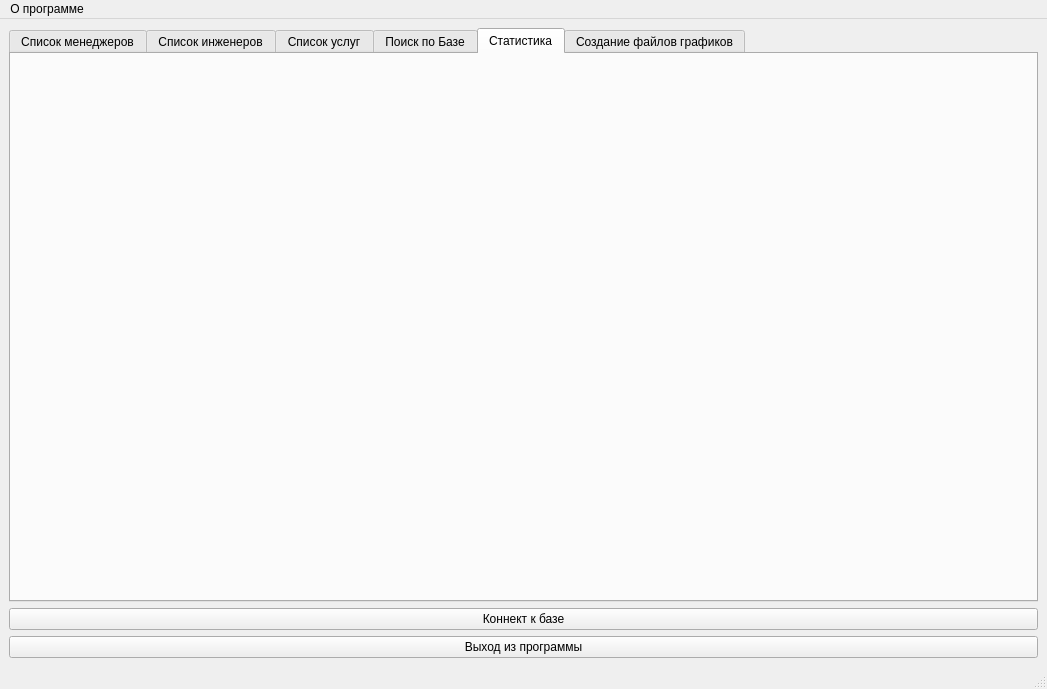
Before: the Qt Designer form solutions/pyqt4.ui in petro-ew/test1, drawn with Qt 5.
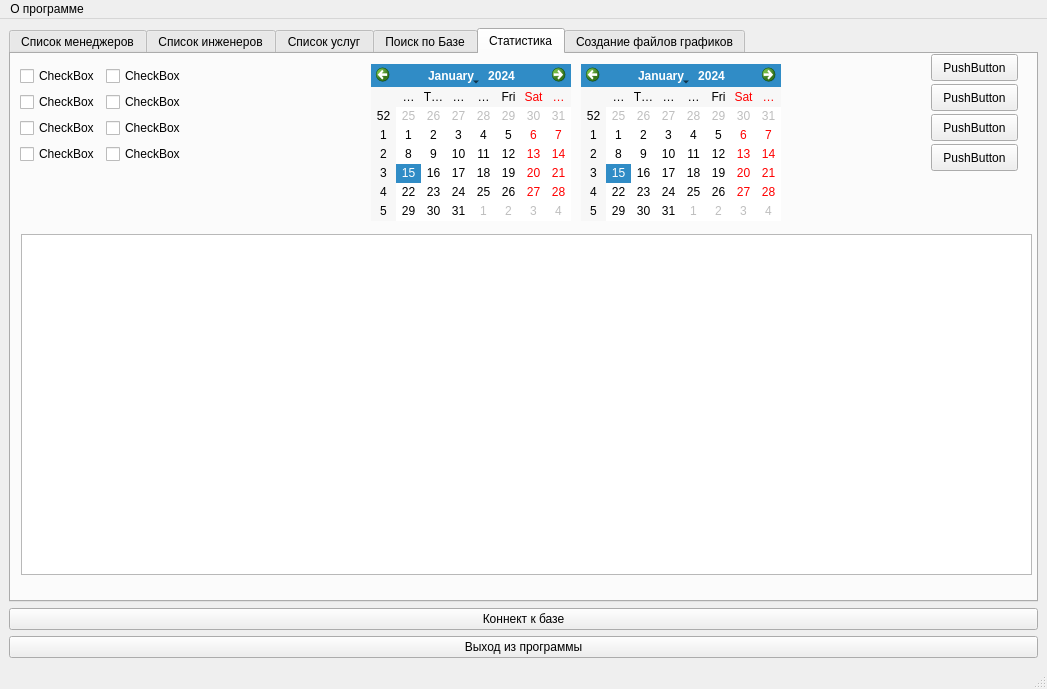
After: the same form once the commit is applied. The open tabs and pages were chosen to show the change.

Commit message: adminkа добавил графику для вставки айпи

```diff
--- a/solutions/pyqt4.ui
+++ b/solutions/pyqt4.ui
@@ -635,6 +635,156 @@
          <attribute name="title">
           <string>Статистика</string>
          </attribute>
+         <widget class="QTableWidget" name="tableWidget">
+          <property name="geometry">
+           <rect>
+            <x>10</x>
+            <y>180</y>
+            <width>1011</width>
+            <height>341</height>
+           </rect>
+          </property>
+         </widget>
+         <widget class="QPushButton" name="pushButton">
+          <property name="geometry">
+           <rect>
+            <x>920</x>
+            <y>0</y>
+            <width>87</width>
+            <height>27</height>
+           </rect>
+          </property>
+          <property name="text">
+           <string>PushButton</string>
+          </property>
+         </widget>
+         <widget class="QPushButton" name="pushButton_2">
+          <property name="geometry">
+           <rect>
+            <x>920</x>
+            <y>30</y>
+            <width>87</width>
+            <height>27</height>
+           </rect>
+          </property>
+          <property name="text">
+           <string>PushButton</string>
+          </property>
+         </widget>
+         <widget class="QPushButton" name="pushButton_3">
+          <property name="geometry">
+           <rect>
+            <x>920</x>
+            <y>60</y>
+            <width>87</width>
+            <height>27</height>
+           </rect>
+          </property>
+          <property name="text">
+           <string>PushButton</string>
+          </property>
+         </widget>
+         <widget class="QPushButton" name="pushButton_4">
+          <property name="geometry">
+           <rect>
+            <x>920</x>
+            <y>90</y>
+            <width>87</width>
+            <height>27</height>
+           </rect>
+          </property>
+          <property name="text">
+           <string>PushButton</string>
+          </property>
+         </widget>
+         <widget class="QCalendarWidget" name="calendarWidget">
+          <property name="geometry">
+           <rect>
+            <x>360</x>
+            <y>10</y>
+            <width>200</width>
+            <height>157</height>
+           </rect>
+          </property>
+         </widget>
+         <widget class="QCalendarWidget" name="calendarWidget_2">
+          <property name="geometry">
+           <rect>
+            <x>570</x>
+            <y>10</y>
+            <width>200</width>
+            <height>157</height>
+           </rect>
+          </property>
+         </widget>
+         <widget class="QWidget" name="">
+          <property name="geometry">
+           <rect>
+            <x>9</x>
+            <y>12</y>
+            <width>190</width>
+            <height>104</height>
+           </rect>
+          </property>
+          <layout class="QFormLayout" name="formLayout">
+           <item row="0" column="0">
+            <widget class="QCheckBox" name="checkBox">
+             <property name="text">
+              <string>CheckBox</string>
+             </property>
+            </widget>
+           </item>
+           <item row="0" column="1">
+            <widget class="QCheckBox" name="checkBox_4">
+             <property name="text">
+              <string>CheckBox</string>
+             </property>
+            </widget>
+           </item>
+           <item row="1" column="0">
+            <widget class="QCheckBox" name="checkBox_2">
+             <property name="text">
+              <string>CheckBox</string>
+             </property>
+            </widget>
+           </item>
+           <item row="1" column="1">
+            <widget class="QCheckBox" name="checkBox_6">
+             <property name="text">
+              <string>CheckBox</string>
+             </property>
+            </widget>
+           </item>
+           <item row="2" column="0">
+            <widget class="QCheckBox" name="checkBox_3">
+             <property name="text">
+              <string>CheckBox</string>
+             </property>
+            </widget>
+           </item>
+           <item row="2" column="1">
+            <widget class="QCheckBox" name="checkBox_7">
+             <property name="text">
+              <string>CheckBox</string>
+             </property>
+            </widget>
+           </item>
+           <item row="3" column="0">
+            <widget class="QCheckBox" name="checkBox_5">
+             <property name="text">
+              <string>CheckBox</string>
+             </property>
+            </widget>
+           </item>
+           <item row="3" column="1">
+            <widget class="QCheckBox" name="checkBox_8">
+             <property name="text">
+              <string>CheckBox</string>
+             </property>
+            </widget>
+           </item>
+          </layout>
+         </widget>
         </widget>
         <widget class="QWidget" name="tab_6">
          <attribute name="title">
```
Left out of the diff: 2 changed lines with no effect on the pictures.
